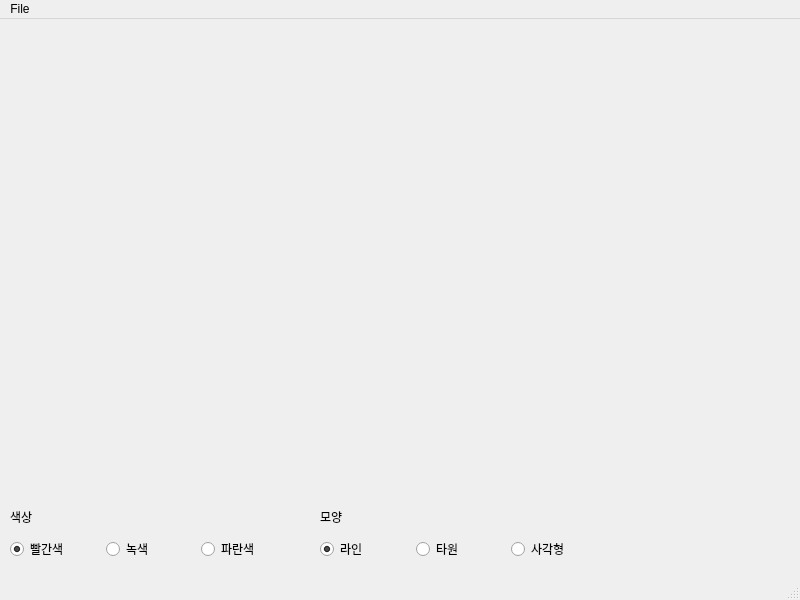
The window that Client/Programming/Python/Example/Resources/Example_10/E10MainWindow.ui (lkstudio-dante-university/04210203000101-Myongji_2nd_Programming_0001) describes before a commit, drawn with Qt 5.
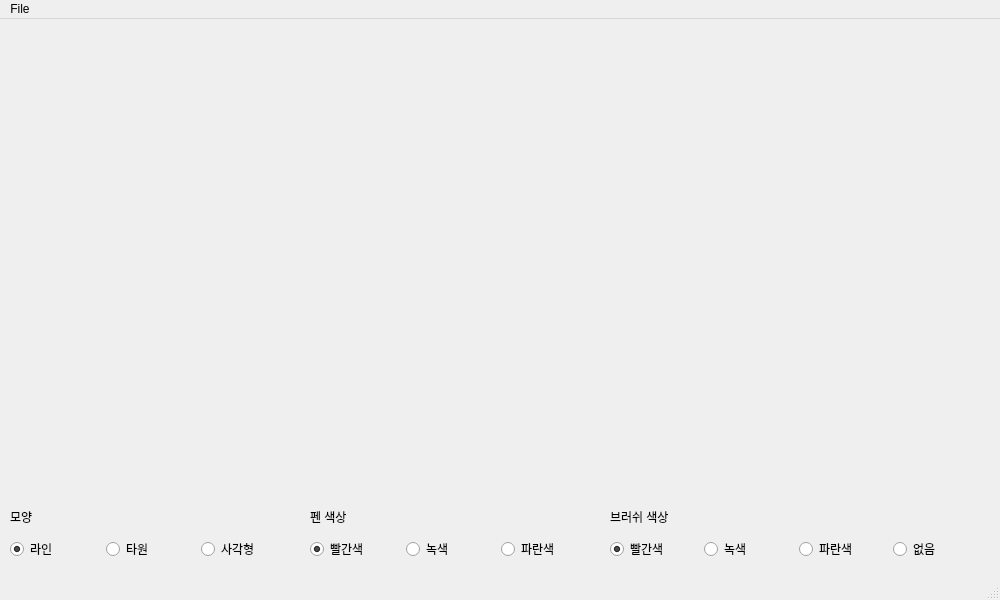
The same window after the commit.

Patch:
```diff
--- a/Client/Programming/Python/Example/Resources/Example_10/E10MainWindow.ui
+++ b/Client/Programming/Python/Example/Resources/Example_10/E10MainWindow.ui
@@ -6,7 +6,7 @@
    <rect>
     <x>0</x>
     <y>0</y>
-    <width>800</width>
+    <width>1000</width>
     <height>600</height>
    </rect>
   </property>
@@ -17,23 +17,23 @@
    <widget class="QLabel" name="label">
     <property name="geometry">
      <rect>
-      <x>10</x>
+      <x>310</x>
       <y>490</y>
-      <width>64</width>
-      <height>15</height>
+      <width>281</width>
+      <height>16</height>
      </rect>
     </property>
     <property name="text">
-     <string>색상</string>
+     <string>펜 색상</string>
     </property>
    </widget>
    <widget class="QLabel" name="label_2">
     <property name="geometry">
      <rect>
-      <x>320</x>
+      <x>10</x>
       <y>490</y>
-      <width>64</width>
-      <height>15</height>
+      <width>281</width>
+      <height>16</height>
      </rect>
     </property>
     <property name="text">
@@ -43,7 +43,7 @@
    <widget class="QWidget" name="horizontalLayoutWidget">
     <property name="geometry">
      <rect>
-      <x>10</x>
+      <x>310</x>
       <y>510</y>
       <width>281</width>
       <height>41</height>
@@ -82,7 +82,7 @@
    <widget class="QWidget" name="horizontalLayoutWidget_2">
     <property name="geometry">
      <rect>
-      <x>320</x>
+      <x>10</x>
       <y>510</y>
       <width>281</width>
       <height>41</height>
@@ -115,13 +115,72 @@
      </item>
     </layout>
    </widget>
+   <widget class="QWidget" name="horizontalLayoutWidget_3">
+    <property name="geometry">
+     <rect>
+      <x>610</x>
+      <y>510</y>
+      <width>371</width>
+      <height>41</height>
+     </rect>
+    </property>
+    <layout class="QHBoxLayout" name="horizontalLayout_3">
+     <property name="sizeConstraint">
+      <enum>QLayout::SetDefaultConstraint</enum>
+     </property>
+     <item>
+      <widget class="QRadioButton" name="btnBrushColorRed">
+       <property name="text">
+        <string>빨간색</string>
+       </property>
+       <property name="checked">
+        <bool>true</bool>
+       </property>
+      </widget>
+     </item>
+     <item>
+      <widget class="QRadioButton" name="btnBrushColorGreen">
+       <property name="text">
+        <string>녹색</string>
+       </property>
+      </widget>
+     </item>
+     <item>
+      <widget class="QRadioButton" name="btnBrushColorBlue">
+       <property name="text">
+        <string>파란색</string>
+       </property>
+      </widget>
+     </item>
+     <item>
+      <widget class="QRadioButton" name="btnBrushColorClear">
+       <property name="text">
+        <string>없음</string>
+       </property>
+      </widget>
+     </item>
+    </layout>
+   </widget>
+   <widget class="QLabel" name="label_3">
+    <property name="geometry">
+     <rect>
+      <x>610</x>
+      <y>490</y>
+      <width>281</width>
+      <height>16</height>
+     </rect>
+    </property>
+    <property name="text">
+     <string>브러쉬 색상</string>
+    </property>
+   </widget>
   </widget>
   <widget class="QMenuBar" name="menubar">
    <property name="geometry">
     <rect>
      <x>0</x>
      <y>0</y>
-     <width>800</width>
+     <width>1000</width>
      <height>26</height>
     </rect>
    </property>
```
Left out of the diff: 6 changed lines with no effect on the pictures.
